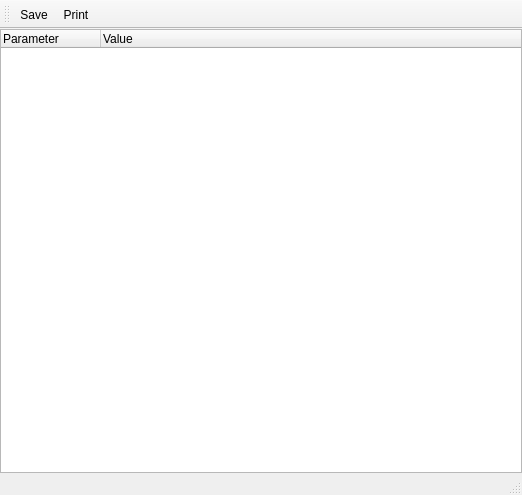
Before: the Qt Designer form source/client/ui/system_info_window.ui in dchapyshev/aspia, drawn with Qt 5.
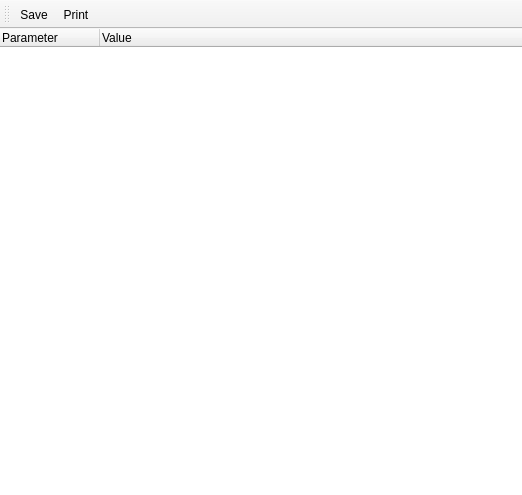
After: the same form once the commit is applied. Icons and pictures are not drawn.

Commit message: - Remove status bar (not used). - Update translations.

Patch:
```diff
--- a/source/client/ui/system_info_window.ui
+++ b/source/client/ui/system_info_window.ui
@@ -29,6 +29,9 @@
     </property>
     <item>
      <widget class="QTreeWidget" name="tree">
+      <property name="frameShape">
+       <enum>QFrame::NoFrame</enum>
+      </property>
       <property name="showDropIndicator" stdset="0">
        <bool>false</bool>
       </property>
@@ -65,7 +68,6 @@
     </rect>
    </property>
   </widget>
-  <widget class="QStatusBar" name="statusbar"/>
   <widget class="QToolBar" name="toolbar">
    <property name="windowTitle">
     <string notr="true">toolBar</string>
```
Left out of the diff: 3 changed lines with no effect on the pictures. The commit also changes 8 other files.
